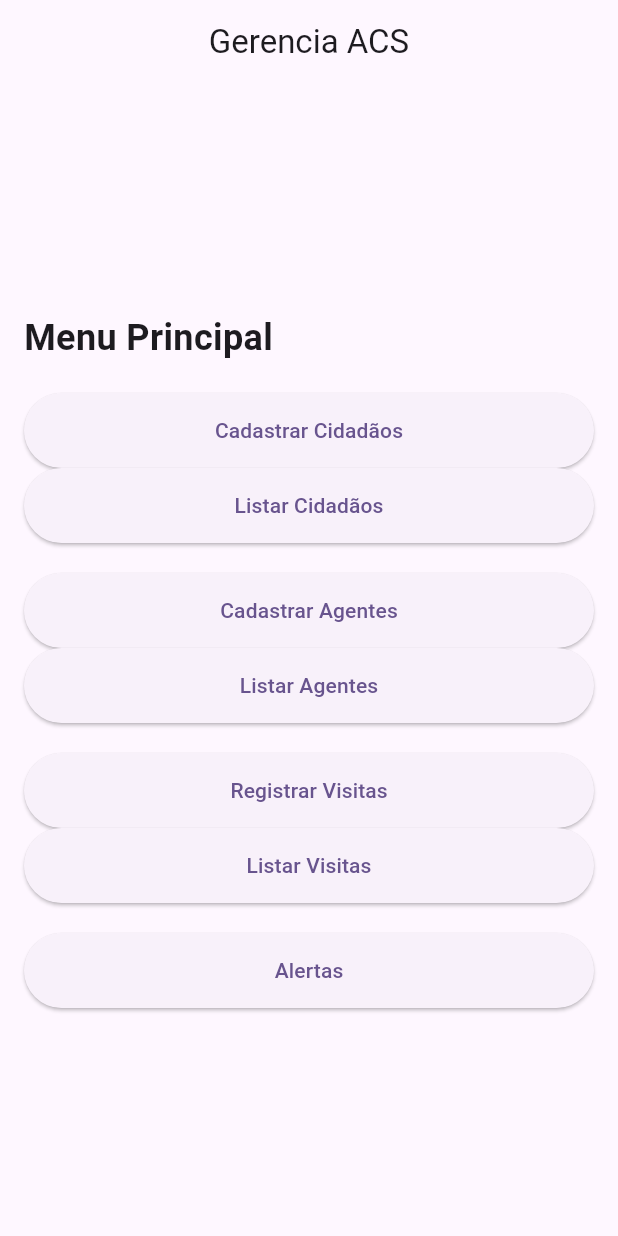
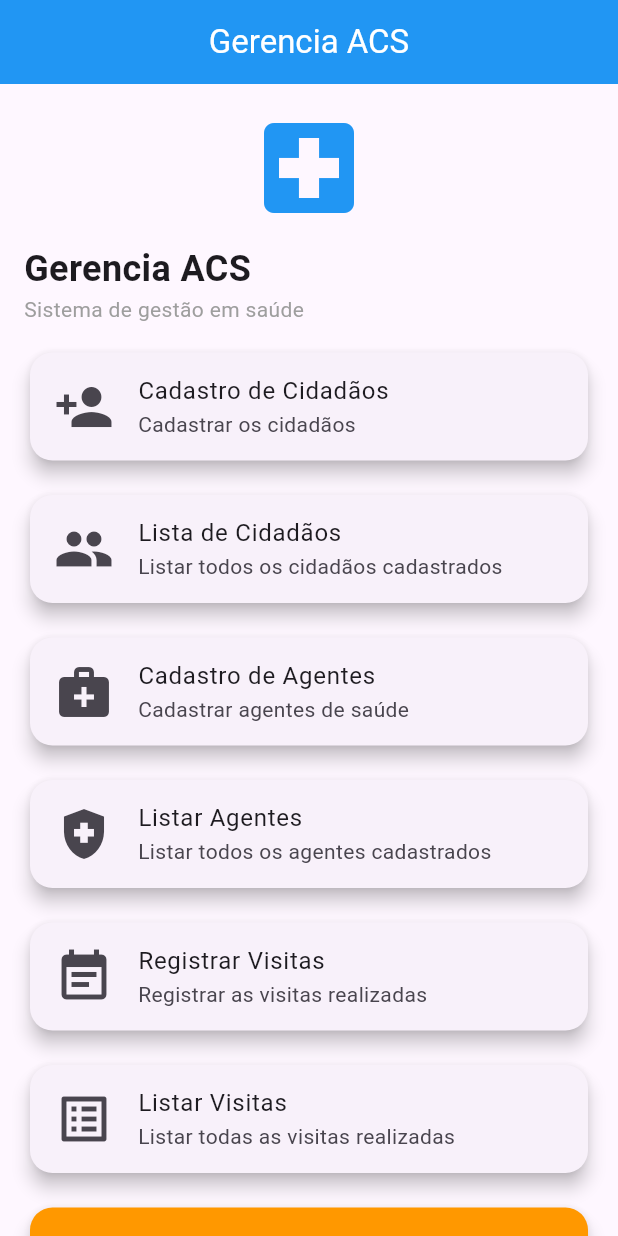
Before and after one commit to Evelyn-Sol/Trabalho-Final-POO, a Flutter app: the screen it shows after launch, on a phone screen of 412 x 824 dp. Run offline on Flutter 3.47's test engine with Material 3 defaults, Android fonts, the phone set to English and light mode, and no system bars.

Commit message:
ajustando algumas paginas

```diff
--- a/lib/views/telainicial.dart
+++ b/lib/views/telainicial.dart
@@ -12,21 +12,46 @@ class Telainicial extends StatelessWidget{
   Widget build(BuildContext context) {
     return Scaffold(
   appBar: AppBar(
+    backgroundColor: Colors.blue,
+    foregroundColor: Colors.white,
     title: Text("Gerencia ACS"),
     centerTitle: true,
   ),
-  body: Padding(
+  body: SingleChildScrollView(
+    child: Padding(
     padding: EdgeInsets.all(16),
+    child: SingleChildScrollView(
       child: Column(
         children: [
-        Text("Menu Principal",style: TextStyle(fontSize: 24,fontWeight: FontWeight.bold),),
-        SizedBox(height: 20),
+          Icon(Icons.local_hospital,
+          size:80,
+          color: Colors.blue,
+          ),
+          SizedBox(height: 10,),
+          Text("Gerencia ACS",
+          style: TextStyle(
+            fontSize: 24,
+            fontWeight: FontWeight.bold),
+          ),
+          Text(
+            "Sistema de gestão em saúde",
+            style: TextStyle(
+              color: Colors.grey,
+            )
+          ),
+          SizedBox(height: 15),
 
-        ElevatedButton(
-          style: ElevatedButton.styleFrom(
-          padding: EdgeInsets.symmetric(vertical: 15),
+
+          Card(
+            elevation: 5,
+            shape: RoundedRectangleBorder(
+              borderRadius: BorderRadius.circular(15),
             ),
-          onPressed: (){
+            child: ListTile(
+              leading: Icon(Icons.person_add, size: 40),
+              title: Text("Cadastro de Cidadãos"),
+              subtitle: Text("Cadastrar os cidadãos"),
+              onTap: () {
               Navigator.push(
                 context,
                 MaterialPageRoute(
@@ -34,13 +59,19 @@ class Telainicial extends StatelessWidget{
                 ),
               );
               },
-          child: Text("Cadastrar Cidadãos"),
             ),
-         ElevatedButton(
-          style: ElevatedButton.styleFrom(
-          padding: EdgeInsets.symmetric(vertical: 15),
           ),
-          onPressed: (){
+          SizedBox(height: 15,),
+          Card(
+            elevation: 5,
+            shape: RoundedRectangleBorder(
+              borderRadius: BorderRadius.circular(15),
+            ),
+            child: ListTile(
+              leading: Icon(Icons.people, size: 40),
+              title: Text("Lista de Cidadãos"),
+              subtitle: Text("Listar todos os cidadãos cadastrados"),
+              onTap: () {
                 Navigator.push(
                 context,
                 MaterialPageRoute(
@@ -48,15 +79,19 @@ class Telainicial extends StatelessWidget{
                 ),
                 );
               },
-          child: Text("Listar Cidadãos"),
             ),
-        SizedBox(height: 20,),
-
-        ElevatedButton(
-          style: ElevatedButton.styleFrom(
-          padding: EdgeInsets.symmetric(vertical: 15),
           ),
-          onPressed: (){
+          SizedBox(height: 15,),
+          Card(
+            elevation: 5,
+            shape: RoundedRectangleBorder(
+              borderRadius: BorderRadius.circular(15),
+            ),
+            child: ListTile(
+              leading: Icon(Icons.medical_services, size: 40),
+              title: Text("Cadastro de Agentes"),
+              subtitle: Text("Cadastrar agentes de saúde"),
+              onTap: () {
                 Navigator.push(
                 context,
                 MaterialPageRoute(
@@ -64,13 +99,20 @@ class Telainicial extends StatelessWidget{
                 ),
                 );
               },
-          child: Text("Cadastrar Agentes"),
             ),
-         ElevatedButton(
-          style: ElevatedButton.styleFrom(
-          padding: EdgeInsets.symmetric(vertical: 15),
           ),
-          onPressed: (){
+          SizedBox(height: 15,),
+
+          Card(
+            elevation: 5,
+            shape: RoundedRectangleBorder(
+              borderRadius: BorderRadius.circular(15),
+            ),
+            child: ListTile(
+            leading: Icon(Icons.health_and_safety, size: 40),
+            title: Text("Listar Agentes"),
+            subtitle: Text("Listar todos os agentes cadastrados"),
+            onTap: () {
               Navigator.push(
                 context,
                 MaterialPageRoute(
@@ -78,15 +120,19 @@ class Telainicial extends StatelessWidget{
                 ),
               );
             },
-          child: Text("Listar Agentes"),
             ),
-        SizedBox(height: 20,),
-
-        ElevatedButton(
-          style: ElevatedButton.styleFrom(
-          padding: EdgeInsets.symmetric(vertical: 15),
           ),
-          onPressed: (){
+          SizedBox(height: 15,),
+          Card(
+            elevation: 5,
+            shape: RoundedRectangleBorder(
+              borderRadius: BorderRadius.circular(15),
+            ),
+            child: ListTile(
+              leading: Icon(Icons.event_note, size: 40),
+              title: Text("Registrar Visitas"),
+              subtitle: Text("Registrar as visitas realizadas"),
+              onTap: () {
                 Navigator.push(
                   context,
                   MaterialPageRoute(
@@ -94,13 +140,19 @@ class Telainicial extends StatelessWidget{
                   ),
                 );
               },
-          child: Text("Registrar Visitas"),
             ),
-         ElevatedButton(
-          style: ElevatedButton.styleFrom(
-          padding: EdgeInsets.symmetric(vertical: 15),
           ),
-          onPressed: (){
+          SizedBox(height: 15,),
+          Card(
+            elevation: 5,
+            shape: RoundedRectangleBorder(
+              borderRadius: BorderRadius.circular(15),
+            ),
+            child: ListTile(
+            leading: Icon(Icons.list_alt, size: 40),
+            title: Text("Listar Visitas"),
+            subtitle: Text("Listar todas as visitas realizadas"),
+            onTap: () {
               Navigator.push(
                 context,
                 MaterialPageRoute(
@@ -108,15 +160,20 @@ class Telainicial extends StatelessWidget{
                 ),
               );
             },
-          child: Text("Listar Visitas"),
             ),
-        SizedBox(height: 20,),
-
-        ElevatedButton(
-          style: ElevatedButton.styleFrom(
-          padding: EdgeInsets.symmetric(vertical: 15),
           ),
-          onPressed: (){
+          SizedBox(height: 15,),
+          Card(
+            elevation: 5,
+            shape: RoundedRectangleBorder(
+              borderRadius: BorderRadius.circular(15),
+            ),
+            color: Colors.orange,
+            child: ListTile(
+            leading: Icon(Icons.warning_amber, size: 40),
+            title: Text("Alertas"),
+            subtitle: Text("Cidadãos Prioritários"),
+            onTap: () {
               Navigator.push(
                 context,
                 MaterialPageRoute(
@@ -124,13 +181,15 @@ class Telainicial extends StatelessWidget{
                 ),
               );
             },
-          child: Text("Alertas"),
             ),
+          ),
+          SizedBox(height: 15,),
       ],
       mainAxisAlignment: MainAxisAlignment.center,
       crossAxisAlignment: CrossAxisAlignment.stretch,
     ),
   ),
-);
+)
+    ));
   }
 }
```
Also changed, not shown: lib/views/telaCadastroAgente.dart (+83 -11 lines), lib/views/telaCadastroCidadao.dart (+83 -10 lines). Lines whose indentation alone changed are shown as unchanged.
